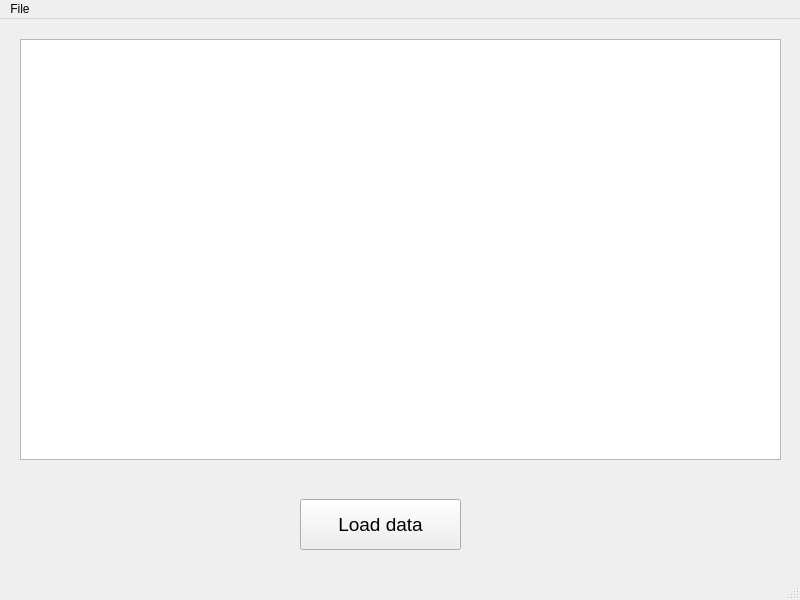
First picture: the form in mainwindow.ui, repository ggajda/Adapter-IM6, before the edit.
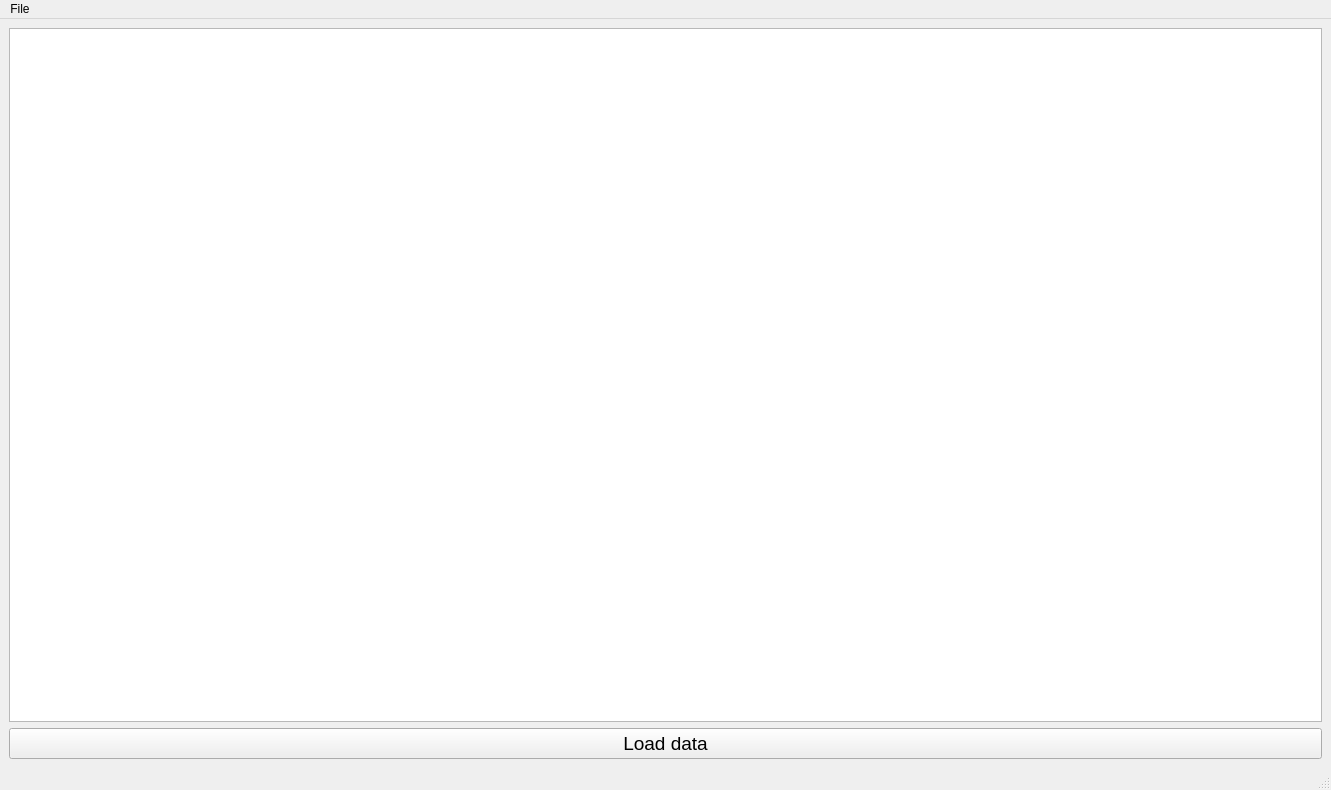
Second picture: the form after the edit. Icons and pictures are not drawn.

Commit message: layout with auto scaling was added

The edit to the form file:
```diff
--- a/mainwindow.ui
+++ b/mainwindow.ui
@@ -9,8 +9,8 @@
    <rect>
     <x>0</x>
     <y>0</y>
-    <width>800</width>
-    <height>600</height>
+    <width>1331</width>
+    <height>790</height>
    </rect>
   </property>
   <property name="windowTitle">
@@ -21,35 +21,14 @@
     <normaloff>resources/favicon.ico</normaloff>resources/favicon.ico</iconset>
   </property>
   <widget class="QWidget" name="centralwidget">
-   <widget class="QPushButton" name="pushButtonTest">
-    <property name="geometry">
-     <rect>
-      <x>300</x>
-      <y>480</y>
-      <width>161</width>
-      <height>51</height>
-     </rect>
-    </property>
-    <property name="font">
-     <font>
-      <pointsize>14</pointsize>
-      <weight>50</weight>
-      <bold>false</bold>
-     </font>
-    </property>
-    <property name="text">
-     <string>Load data</string>
-    </property>
-   </widget>
+   <layout class="QHBoxLayout" name="horizontalLayout">
+    <item>
+     <layout class="QVBoxLayout" name="verticalLayout">
+      <property name="sizeConstraint">
+       <enum>QLayout::SetDefaultConstraint</enum>
+      </property>
+      <item>
    <widget class="QTableWidget" name="tableWidget">
-    <property name="geometry">
-     <rect>
-      <x>20</x>
-      <y>20</y>
-      <width>761</width>
-      <height>421</height>
-     </rect>
-    </property>
     <property name="autoFillBackground">
      <bool>false</bool>
     </property>
@@ -72,22 +51,40 @@
      <bool>false</bool>
     </attribute>
     <attribute name="horizontalHeaderDefaultSectionSize">
-     <number>200</number>
+         <number>300</number>
     </attribute>
     <attribute name="horizontalHeaderHighlightSections">
      <bool>false</bool>
     </attribute>
     <attribute name="horizontalHeaderStretchLastSection">
-     <bool>true</bool>
-    </attribute>
-   </widget>
+         <bool>false</bool>
+        </attribute>
+       </widget>
+      </item>
+      <item>
+       <widget class="QPushButton" name="pushButtonTest">
+        <property name="font">
+         <font>
+          <pointsize>14</pointsize>
+          <weight>50</weight>
+          <bold>false</bold>
+         </font>
+        </property>
+        <property name="text">
+         <string>Load data</string>
+        </property>
+       </widget>
+      </item>
+     </layout>
+    </item>
+   </layout>
   </widget>
   <widget class="QMenuBar" name="menubar">
    <property name="geometry">
     <rect>
      <x>0</x>
      <y>0</y>
-     <width>800</width>
+     <width>1331</width>
      <height>26</height>
     </rect>
    </property>
```
Lines whose indentation alone changed are shown as unchanged. The commit also changes 3 other files.
